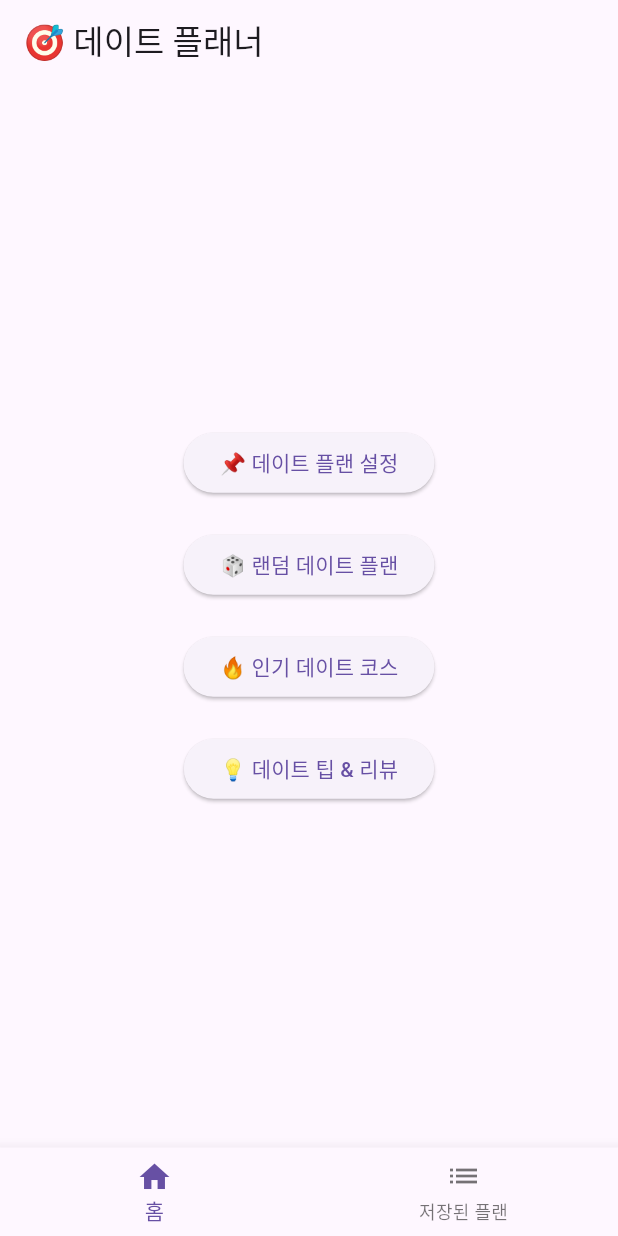
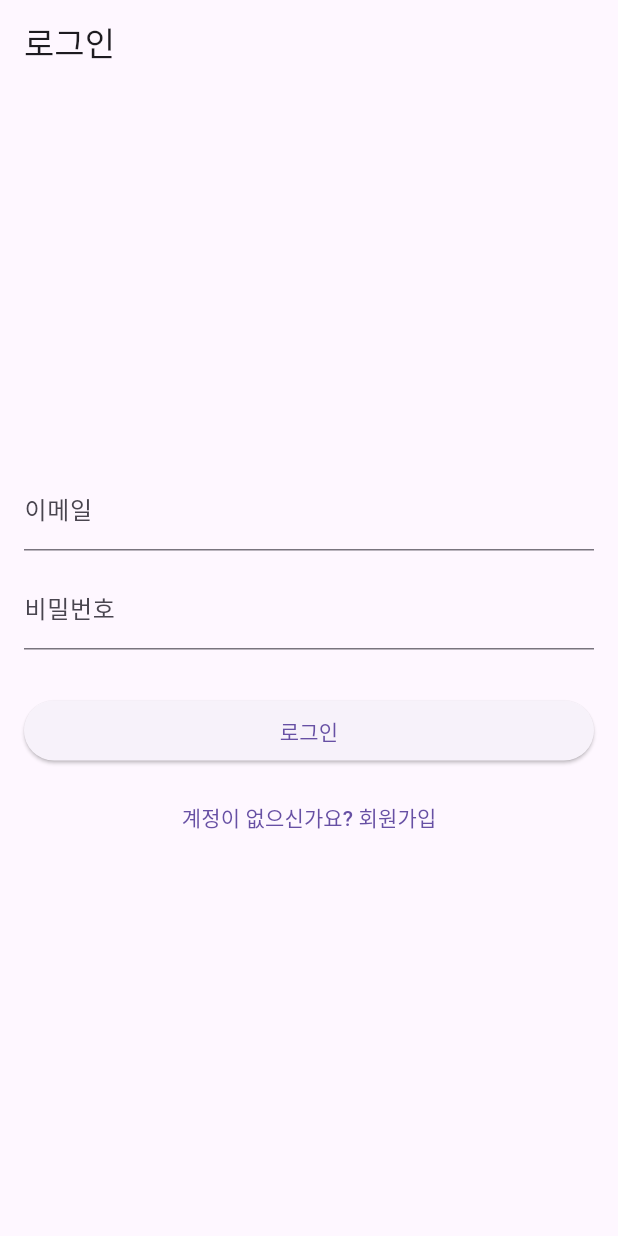
Before and after one commit to buelmanager/DateSketch, a Flutter app: the screen it shows after launch, on a phone screen of 412 x 824 dp. Run offline on Flutter 3.47's test engine with Material 3 defaults, Android fonts, the phone set to English and light mode, and no system bars; our stand-ins replace firebase_auth, firebase_core, flutter_riverpod, google_maps_flutter, google_sign_in, permission_handler and 1 more; accounts and stored records are empty; generated files the repository leaves out were written again.

Commit message:
feat: 사용자 회원가입 및 로그인 기능 (Firebase/Auth 적용 가능) feat/#13

```diff
--- a/lib/main.dart
+++ b/lib/main.dart
@@ -1,14 +1,20 @@
+import 'package:firebase_core/firebase_core.dart';
 import 'package:flutter/material.dart';
 import 'package:flutter_riverpod/flutter_riverpod.dart';
+import 'package:my_d_manager/views/login/login_screen.dart';
 import 'package:permission_handler/permission_handler.dart';
-
+import 'core/services/auth_service.dart';
+import 'firebase_options.dart';
 import 'views/home/home_view.dart';
-
 
 void main() async {
   WidgetsFlutterBinding.ensureInitialized();
+  await Firebase.initializeApp(
+    options: DefaultFirebaseOptions.currentPlatform,
+  );
+
   await _requestLocationPermission();
-  runApp(ProviderScope(child: MyApp()));
+  runApp(const ProviderScope(child: MyApp()));
 }
 
 Future<void> _requestLocationPermission() async {
@@ -18,12 +24,37 @@
   }
 }
 
-class MyApp extends StatelessWidget {
+class MyApp extends ConsumerWidget {
+  const MyApp({super.key});
+
   @override
-  Widget build(BuildContext context) {
-    return MaterialApp(
+  Widget build(BuildContext context, WidgetRef ref) {
+    return const MaterialApp(
       debugShowCheckedModeBanner: false,
-      home: HomeView(),
+      home: AuthChecker(),
     );
   }
 }
+
+class AuthChecker extends ConsumerWidget {
+  const AuthChecker({super.key});
+
+  @override
+  Widget build(BuildContext context, WidgetRef ref) {
+    final authState = ref.watch(authServiceProvider).authStateChanges;
+
+    // final authService = ref.read(authServiceProvider);
+    // authService.signOut();
+
+    return StreamBuilder(
+      stream: authState,
+      builder: (context, AsyncSnapshot snapshot) {
+        if (snapshot.connectionState == ConnectionState.active) {
+          final user = snapshot.data;
+          return user == null ? LoginScreen() : const HomeView();
+        }
+        return const Scaffold(body: Center(child: CircularProgressIndicator()));
+      },
+    );
+  }
+}
--- a/lib/views/home/home_binding.dart
+++ b/lib/views/home/home_binding.dart
@@ -20,28 +20,28 @@ class HomeBinding {
                 ref.read(selectedMenuProvider.notifier).state = 0;
               });
             },
-            child: Text("📌 데이트 플랜 설정"),
+            child: const Text("📌 데이트 플랜 설정"),
           ),
-          SizedBox(height: 20),
+          const SizedBox(height: 20),
           ElevatedButton(
             onPressed: () {
               // 랜덤 데이트 플랜 기능 추가 가능
             },
-            child: Text("🎲 랜덤 데이트 플랜"),
+            child: const Text("🎲 랜덤 데이트 플랜"),
           ),
-          SizedBox(height: 20),
+          const SizedBox(height: 20),
           ElevatedButton(
             onPressed: () {
               // 인기 있는 데이트 코스 기능 추가 가능
             },
-            child: Text("🔥 인기 데이트 코스"),
+            child: const Text("🔥 인기 데이트 코스"),
           ),
-          SizedBox(height: 20),
+          const SizedBox(height: 20),
           ElevatedButton(
             onPressed: () {
               // 데이트 팁 & 리뷰 기능 추가 가능
             },
-            child: Text("💡 데이트 팁 & 리뷰"),
+            child: const Text("💡 데이트 팁 & 리뷰"),
           ),
         ],
       ),
--- a/lib/views/home/home_view.dart
+++ b/lib/views/home/home_view.dart
@@ -5,11 +5,13 @@ import 'home_binding.dart';
 import 'saved_date_plans_screen.dart';
 
 class HomeView extends ConsumerWidget {
+  const HomeView({super.key});
+
   @override
   Widget build(BuildContext context, WidgetRef ref) {
     final selectedIndex = ref.watch(selectedMenuProvider);
     return Scaffold(
-      appBar: AppBar(title: Text("🎯 데이트 플래너")),
+      appBar: AppBar(title: const Text("🎯 데이트 플래너")),
       body: IndexedStack(
         index: selectedIndex,
         children: [
--- a/lib/views/home/saved_date_plans_screen.dart
+++ b/lib/views/home/saved_date_plans_screen.dart
@@ -3,24 +3,26 @@ import 'package:flutter_riverpod/flutter_riverpod.dart';
 import 'home_viewmodel.dart';
 
 class SavedDatePlansScreen extends ConsumerWidget {
+  const SavedDatePlansScreen({super.key});
+
   @override
   Widget build(BuildContext context, WidgetRef ref) {
     final savedPlans = ref.watch(savedPlansProvider);
     return Scaffold(
       //appBar: AppBar(title: Text("📅 저장된 데이트 플랜")),
       body: savedPlans.isEmpty
-          ? Center(child: Text("저장된 데이트 플랜이 없습니다."))
+          ? const Center(child: Text("저장된 데이트 플랜이 없습니다."))
           : ListView.builder(
         itemCount: savedPlans.length,
         itemBuilder: (context, index) {
           final plan = savedPlans[index];
           return Card(
-            margin: EdgeInsets.symmetric(horizontal: 15, vertical: 8),
+            margin: const EdgeInsets.symmetric(horizontal: 15, vertical: 8),
             child: ListTile(
               title: Text("테마: ${plan["theme"]}"),
               subtitle: Text("저장 날짜: ${plan["created_at"]}"),
               trailing: IconButton(
-                icon: Icon(Icons.delete, color: Colors.red),
+                icon: const Icon(Icons.delete, color: Colors.red),
                 onPressed: () => _confirmDelete(context, ref, plan["uid"]),
               ),
               onTap: () => _showPlanDetails(context, ref, plan),
@@ -36,7 +38,7 @@ class SavedDatePlansScreen extends ConsumerWidget {
       context: context,
       builder: (context) {
         return AlertDialog(
-          title: Text("📅 데이트 플랜 상세 정보"),
+          title: const Text("📅 데이트 플랜 상세 정보"),
           content: Column(
             crossAxisAlignment: CrossAxisAlignment.start,
             mainAxisSize: MainAxisSize.min,
@@ -51,14 +53,14 @@ class SavedDatePlansScreen extends ConsumerWidget {
           actions: [
             TextButton(
               onPressed: () => Navigator.pop(context),
-              child: Text("닫기"),
+              child: const Text("닫기"),
             ),
             TextButton(
               onPressed: () {
                 Navigator.pop(context);
                 _confirmDelete(context, ref, plan["uid"]);
               },
-              child: Text("삭제", style: TextStyle(color: Colors.red)),
+              child: const Text("삭제", style: TextStyle(color: Colors.red)),
             ),
           ],
         );
@@ -71,19 +73,19 @@ class SavedDatePlansScreen extends ConsumerWidget {
       context: context,
       builder: (context) {
         return AlertDialog(
-          title: Text("삭제 확인"),
-          content: Text("정말로 삭제하시겠습니까?"),
+          title: const Text("삭제 확인"),
+          content: const Text("정말로 삭제하시겠습니까?"),
           actions: [
             TextButton(
               onPressed: () => Navigator.pop(context),
-              child: Text("취소"),
+              child: const Text("취소"),
             ),
             TextButton(
               onPressed: () {
                 Navigator.pop(context);
                 ref.read(savedPlansProvider.notifier).deletePlan(uid);
               },
-              child: Text("삭제", style: TextStyle(color: Colors.red)),
+              child: const Text("삭제", style: TextStyle(color: Colors.red)),
             ),
           ],
         );
--- /dev/null
+++ b/lib/views/login/login_screen.dart
@@ -0,0 +1,90 @@
+import 'package:flutter/material.dart';
+import 'package:flutter_riverpod/flutter_riverpod.dart';
+import '../../core/services/auth_service.dart';
+import 'signup_screen.dart';
+
+class LoginScreen extends ConsumerStatefulWidget {
+  const LoginScreen({super.key});
+
+  @override
+  _LoginScreenState createState() => _LoginScreenState();
+}
+
+class _LoginScreenState extends ConsumerState<LoginScreen> {
+  final TextEditingController _emailController = TextEditingController();
+  final TextEditingController _passwordController = TextEditingController();
+  bool _isLoading = false;
+  String? _errorMessage;
+
+  Future<void> _login() async {
+    setState(() {
+      _isLoading = true;
+      _errorMessage = null;
+    });
+
+    final authService = ref.read(authServiceProvider);
+    final user = await authService.signInWithEmail(
+      _emailController.text.trim(),
+      _passwordController.text.trim(),
+    );
+
+    if (user == null) {
+      setState(() {
+        _errorMessage = "로그인에 실패했습니다. 이메일과 비밀번호를 확인하세요.";
+      });
+    }
+
+    setState(() {
+      _isLoading = false;
+    });
+  }
+
+  @override
+  Widget build(BuildContext context) {
+    return Scaffold(
+      appBar: AppBar(title: const Text("로그인")),
+      body: Padding(
+        padding: const EdgeInsets.all(16.0),
+        child: Column(
+          mainAxisAlignment: MainAxisAlignment.center,
+          crossAxisAlignment: CrossAxisAlignment.stretch,
+          children: [
+            TextField(
+              controller: _emailController,
+              decoration: const InputDecoration(labelText: "이메일"),
+              keyboardType: TextInputType.emailAddress,
+            ),
+            const SizedBox(height: 10),
+            TextField(
+              controller: _passwordController,
+              decoration: const InputDecoration(labelText: "비밀번호"),
+              obscureText: true,
+            ),
+            const SizedBox(height: 20),
+            if (_errorMessage != null)
+              Text(
+                _errorMessage!,
+                style: const TextStyle(color: Colors.red),
+                textAlign: TextAlign.center,
+              ),
+            const SizedBox(height: 10),
+            ElevatedButton(
+              onPressed: _isLoading ? null : _login,
+              child: _isLoading ? const CircularProgressIndicator(color: Colors.white) : const Text("로그인"),
+            ),
+            const SizedBox(height: 10),
+            TextButton(
+              onPressed: () {
+                Navigator.push(
+                  context,
+                  MaterialPageRoute(builder: (context) => const SignupScreen()),
+                );
+              },
+              child: const Text("계정이 없으신가요? 회원가입"),
+            ),
+          ],
+        ),
+      ),
+    );
+  }
+}
```
Also changed, not shown: lib/core/services/auth_service.dart (added, +90 -0 lines), lib/views/login/signup_screen.dart (added, +140 -0 lines), lib/views/plan/date_plan_binding.dart (+9 -9 lines), lib/views/plan/date_plan_setup_screen.dart (+15 -13 lines), pubspec.yaml (+5 -4 lines), assets/google_logo.png (added), 16 other files.
